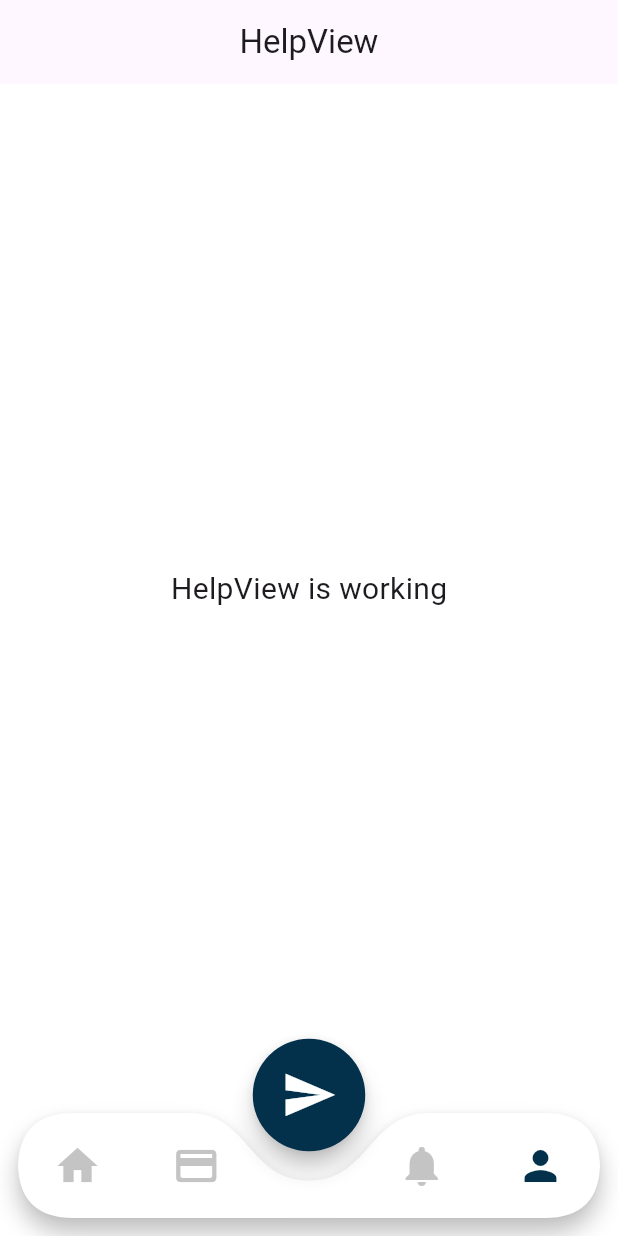
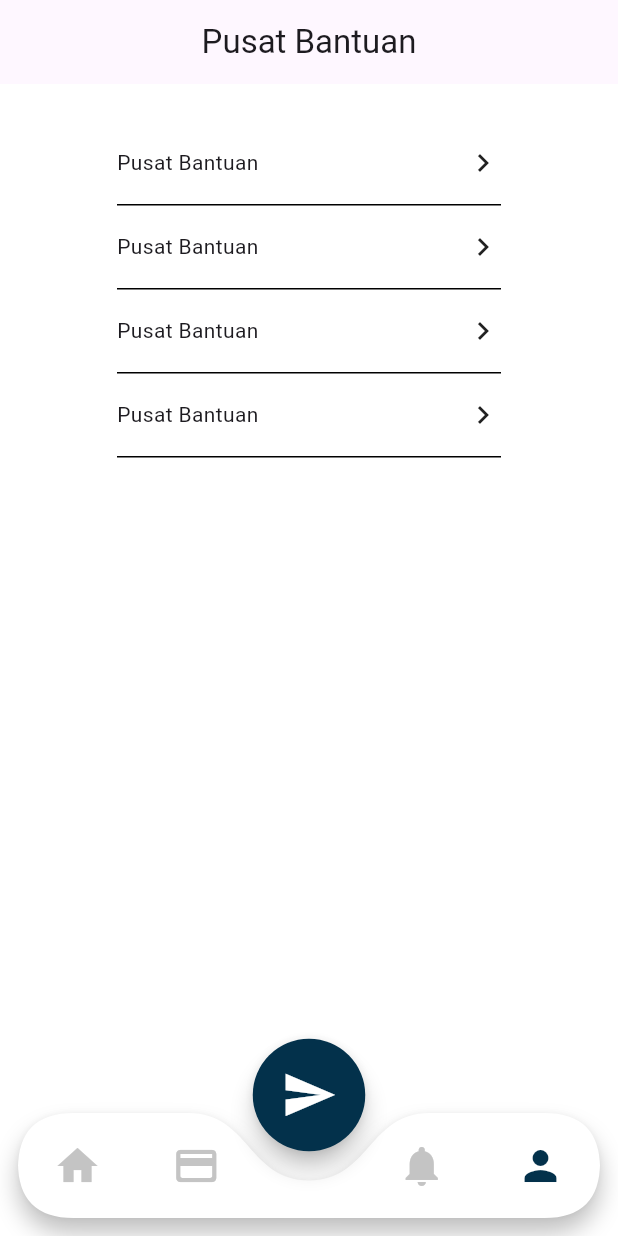
Before and after one commit to Jepretin/jepretin-frontend, a Flutter app: the screen it shows after launch, item 4 of the bottom bar chosen, on a phone screen of 412 x 824 dp. Run offline on Flutter 3.47's test engine with Material 3 defaults, Android fonts, the phone set to English and light mode, and no system bars; our stand-ins replace animated_notch_bottom_bar, dartz, dio, flutter_dotenv, flutter_svg, flutter_typeahead and 2 more; missing offline and left inert: get_cli.

Commit message:
add page help

```diff
--- a/lib/app/modules/menu-navbar/help/views/help_view.dart
+++ b/lib/app/modules/menu-navbar/help/views/help_view.dart
@@ -1,6 +1,7 @@
 import 'package:flutter/material.dart';
 
 import 'package:get/get.dart';
+import 'package:jepretin/app/themes/themes.dart';
 
 import '../controllers/help_controller.dart';
 
@@ -10,13 +11,75 @@ class HelpView extends GetView<HelpController> {
   Widget build(BuildContext context) {
     return Scaffold(
       appBar: AppBar(
-        title: const Text('HelpView'),
+        title: const Text('Pusat Bantuan'),
         centerTitle: true,
       ),
-      body: const Center(
-        child: Text(
-          'HelpView is working',
-          style: TextStyle(fontSize: 20),
+      body: GetBuilder(
+        init: HelpController(),
+        builder: (controller) => SingleChildScrollView(
+          padding: EdgeInsets.symmetric(horizontal: 20, vertical: 25),
+          child: Center(
+            child: Column(
+              children: [
+                Container(
+                  height: 56,
+                  width: 256,
+                  decoration: BoxDecoration(
+                    border: Border(bottom: BorderSide(color: blackColor)),
+                  ),
+                  child: Row(
+                    children: [
+                      Text("Pusat Bantuan"),
+                      Spacer(),
+                      Icon(Icons.chevron_right),
+                    ],
+                  ),
+                ),
+                Container(
+                  height: 56,
+                  width: 256,
+                  decoration: BoxDecoration(
+                    border: Border(bottom: BorderSide(color: blackColor)),
+                  ),
+                  child: Row(
+                    children: [
+                      Text("Pusat Bantuan"),
+                      Spacer(),
+                      Icon(Icons.chevron_right),
+                    ],
+                  ),
+                ),
+                Container(
+                  height: 56,
+                  width: 256,
+                  decoration: BoxDecoration(
+                    border: Border(bottom: BorderSide(color: blackColor)),
+                  ),
+                  child: Row(
+                    children: [
+                      Text("Pusat Bantuan"),
+                      Spacer(),
+                      Icon(Icons.chevron_right),
+                    ],
+                  ),
+                ),
+                Container(
+                  height: 56,
+                  width: 256,
+                  decoration: BoxDecoration(
+                    border: Border(bottom: BorderSide(color: blackColor)),
+                  ),
+                  child: Row(
+                    children: [
+                      Text("Pusat Bantuan"),
+                      Spacer(),
+                      Icon(Icons.chevron_right),
+                    ],
+                  ),
+                ),
+              ],
+            ),
+          ),
         ),
       ),
     );
```
Also changed, not shown: lib/app/shared/customComponent.dart (line endings or trailing spaces).
